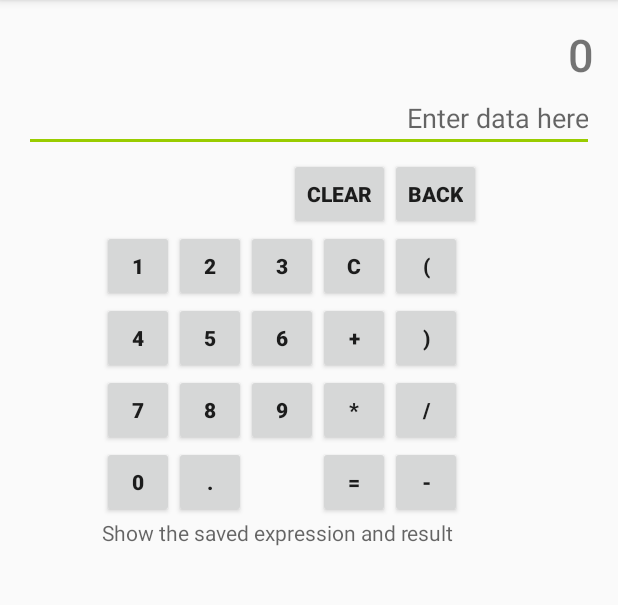
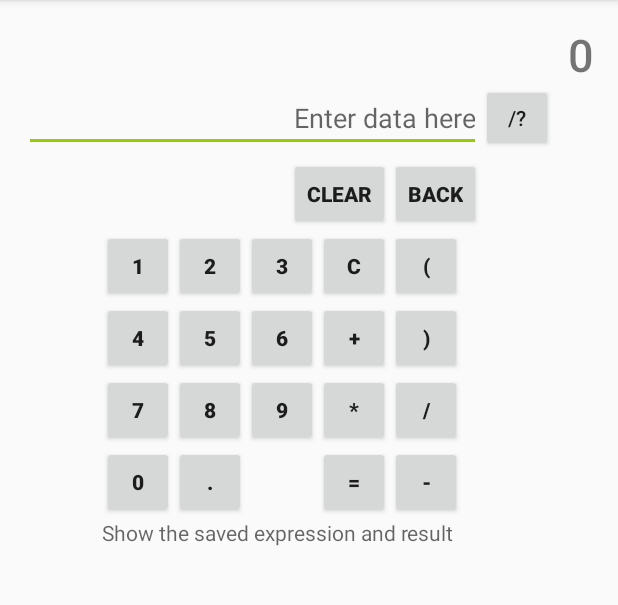
Before and after one commit to vonschbo/my-simple-android-calculator, an Android app: the screen it shows after launch (MainActivity), on a phone screen of 412 x 824 dp, the part 84-689 px from its top. Run offline under Robolectric (Android 15) with nearby library versions, the phone set to English and light mode, and no system bars.

```diff
--- a/app/src/main/res/layout/activity_main.xml
+++ b/app/src/main/res/layout/activity_main.xml
@@ -32,7 +32,9 @@
         android:backgroundTint="@android:color/holo_green_light"
         android:layout_below="@+id/textView"
         android:layout_alignParentLeft="true"
-        android:layout_alignParentStart="true" />
+        android:layout_alignParentStart="true"
+        android:layout_alignRight="@+id/button_back"
+        android:layout_alignEnd="@+id/button_back" />
 
     <Button
         style="?android:attr/buttonStyleSmall"
@@ -305,4 +307,16 @@
         android:layout_toLeftOf="@+id/button_back"
         android:layout_toStartOf="@+id/button_back" />
 
+    <Button
+        style="?android:attr/buttonStyleSmall"
+        android:layout_width="wrap_content"
+        android:layout_height="wrap_content"
+        android:text="/?"
+        android:onClick="check"
+        android:id="@+id/button_check"
+        android:layout_below="@+id/textView"
+        android:layout_toEndOf="@+id/editText"
+        android:layout_above="@+id/button1"
+        android:layout_toRightOf="@+id/editText" />
+
 </RelativeLayout>
--- a/app/src/main/res/values/strings.xml
+++ b/app/src/main/res/values/strings.xml
@@ -1,3 +1,4 @@
 <resources>
     <string name="app_name">Calculator</string>
+    <string name="equal">=</string>
 </resources>
```
Also changed, not shown: app/src/main/java/geo/com/example/bo/comp6442_assignment_2_2016/MainActivity.java (+32 -0 lines).
